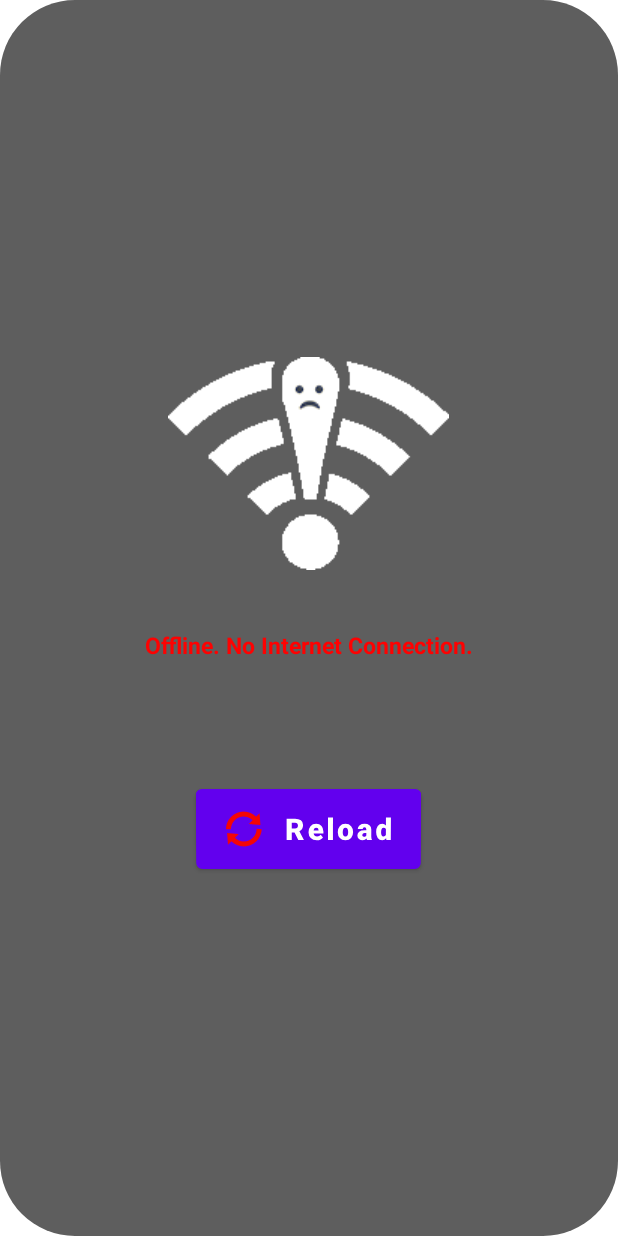
After one commit to MartDevelopers-Inc/lite_inventory_android_client, an Android app: the layout activity_no_internet.xml on its own in the app's theme, with its tools: preview values and no code run, on a phone screen of 412 x 824 dp. The commit adds this screen. Run offline under Robolectric (Android 15) with nearby library versions, the phone set to English and light mode, and no system bars.

Commit message:
No Internet Connectivity Alert

```diff
--- /dev/null
+++ b/app/src/main/res/drawable/bg_round.xml
@@ -0,0 +1,7 @@
+<?xml version="1.0" encoding="utf-8"?>
+<?xml version="1.0" encoding="utf-8"?>
+<shape xmlns:android="http://schemas.android.com/apk/res/android"
+    android:shape="rectangle">
+    <solid android:color="#A1000000"/>
+    <corners android:radius="50dp"/>
+</shape>
--- /dev/null
+++ b/app/src/main/res/layout/activity_no_internet.xml
@@ -0,0 +1,48 @@
+<androidx.appcompat.widget.LinearLayoutCompat xmlns:android="http://schemas.android.com/apk/res/android"
+    xmlns:app="http://schemas.android.com/apk/res-auto"
+    xmlns:tools="http://schemas.android.com/tools"
+    android:id="@+id/alert_dialog"
+    android:layout_width="match_parent"
+    android:layout_height="match_parent"
+    android:background="@drawable/bg_round"
+    android:gravity="center"
+    android:orientation="vertical"
+    android:padding="80dp">
+
+
+    <ImageView
+        android:id="@+id/imageView"
+        android:layout_width="wrap_content"
+        android:layout_height="wrap_content"
+        android:foregroundGravity="center"
+        app:srcCompat="@drawable/no_internet" />
+
+    <TextView
+        android:id="@+id/no_connection"
+        android:layout_width="386sp"
+        android:layout_height="100dp"
+        android:gravity="center"
+        android:text="@string/no_internet"
+        android:textColor="#FD0202"
+        android:textSize="15dp"
+        android:textStyle="bold"
+        />
+
+
+    <Button
+        android:id="@+id/bt_try_again"
+        android:layout_width="150dp"
+        android:layout_height="65dp"
+        android:layout_marginTop="40dp"
+        android:gravity="center"
+        android:rotationX="-2"
+        android:text="@string/try_again"
+        android:textAllCaps="false"
+        android:textSize="20sp"
+        android:textStyle="bold"
+        android:typeface="normal"
+        app:icon="@android:drawable/ic_popup_sync"
+        app:iconTint="#F40505" />
+
+
+</androidx.appcompat.widget.LinearLayoutCompat>
--- a/app/src/main/res/layout/activity_web_view.xml
+++ b/app/src/main/res/layout/activity_web_view.xml
@@ -7,7 +7,7 @@
     tools:context=".WebViewLoader">
 
         <WebView
-            android:id="@+id/webview"
+            android:id="@+id/auth"
             android:layout_width="match_parent"
             android:layout_height="match_parent"
             tools:layout_editor_absoluteX="194dp"
--- a/app/src/main/res/values/strings.xml
+++ b/app/src/main/res/values/strings.xml
@@ -1,3 +1,5 @@
 <resources>
     <string name="app_name">Lite Inventory</string>
+    <string name="no_internet">Offline. No Internet Connection.</string>
+    <string name="try_again">Reload</string>
 </resources>
```
Also changed, not shown: app/src/main/res/drawable-v24/no_internet.png (added).
